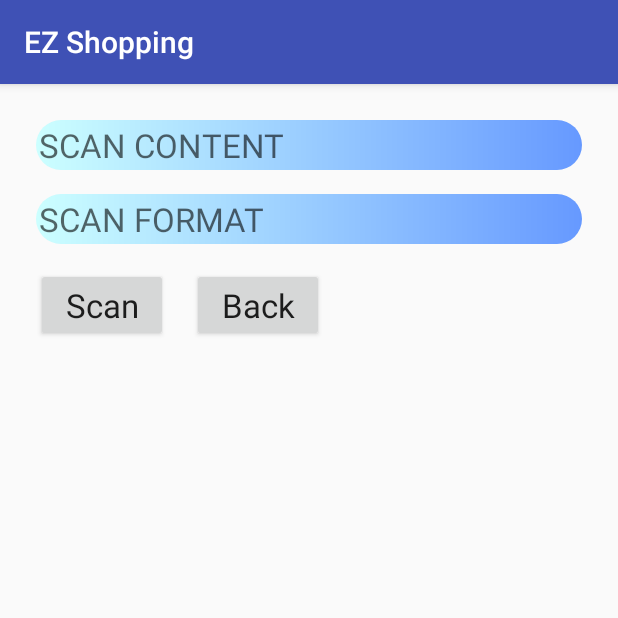
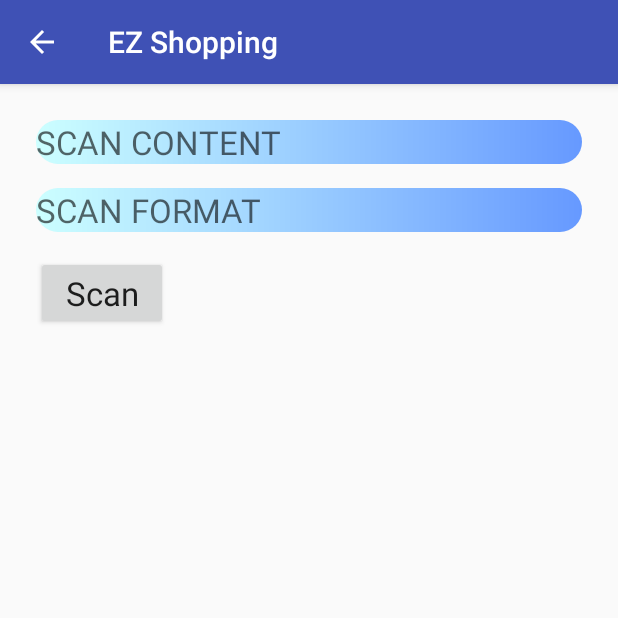
Before and after one commit to MOONYAN/EZShopping, an Android app: the ScanActivity screen opened directly, with no data from a screen before it, on a phone screen of 412 x 824 dp, the top half of it. Run offline under Robolectric (Android 15) with nearby library versions, the phone set to English and light mode, and no system bars; our stand-ins replace Firebase (no records; nobody signed in at launch, a user with empty details on screens opened directly); libraries missing offline, so code that uses them is left out: com.google.zxing.integration.

Commit message:
set parent activity

```diff
--- a/app/src/main/java/tw/edu/ntut/ezshopping/CartActivity.java
+++ b/app/src/main/java/tw/edu/ntut/ezshopping/CartActivity.java
@@ -2,6 +2,7 @@ package tw.edu.ntut.ezshopping;
 
 import android.content.Intent;
 import android.os.Bundle;
+import android.support.v7.app.ActionBar;
 import android.support.v7.app.AppCompatActivity;
 import android.support.v7.widget.LinearLayoutManager;
 import android.support.v7.widget.RecyclerView;
@@ -29,6 +30,9 @@ public class CartActivity extends AppCompatActivity
     {
         super.onCreate(savedInstanceState);
         setContentView(R.layout.activity_cart);
+
+        ActionBar actionBar = getSupportActionBar();
+        actionBar.setDisplayHomeAsUpEnabled(true);
 
         initializeCart();
         processViews();
--- a/app/src/main/java/tw/edu/ntut/ezshopping/CheckoutActivity.java
+++ b/app/src/main/java/tw/edu/ntut/ezshopping/CheckoutActivity.java
@@ -2,6 +2,7 @@ package tw.edu.ntut.ezshopping;
 
 import android.content.SharedPreferences;
 import android.os.Bundle;
+import android.support.v7.app.ActionBar;
 import android.support.v7.widget.LinearLayoutManager;
 import android.support.v7.widget.RecyclerView;
 import android.util.Log;
@@ -35,6 +36,9 @@ public class CheckoutActivity extends BaseActivity
     {
         super.onCreate(savedInstanceState);
         setContentView(R.layout.activity_checkout);
+
+        ActionBar actionBar = getSupportActionBar();
+        actionBar.setDisplayHomeAsUpEnabled(true);
 
         processViews();
         initializeField();
--- a/app/src/main/java/tw/edu/ntut/ezshopping/ItemActivity.java
+++ b/app/src/main/java/tw/edu/ntut/ezshopping/ItemActivity.java
@@ -2,6 +2,7 @@ package tw.edu.ntut.ezshopping;
 
 import android.content.Intent;
 import android.os.Bundle;
+import android.support.v7.app.ActionBar;
 import android.support.v7.app.AppCompatActivity;
 import android.util.Log;
 import android.view.View;
@@ -28,6 +29,9 @@ public class ItemActivity extends AppCompatActivity
     {
         super.onCreate(savedInstanceState);
         setContentView(R.layout.activity_item);
+
+        ActionBar actionBar = getSupportActionBar();
+        actionBar.setDisplayHomeAsUpEnabled(true);
 
         Log.d(TAG, "onCreate: ");
         processViews();
--- a/app/src/main/java/tw/edu/ntut/ezshopping/ModelField/FireFactory.java
+++ b/app/src/main/java/tw/edu/ntut/ezshopping/ModelField/FireFactory.java
@@ -89,7 +89,8 @@ public class FireFactory
         for (FireRecord fireRecord : fireRecordMap.values())
         {
             Record record = ParseFireRecord(fireRecord);
-            recordList.add(record);
+//            recordList.add(record);
+            recordList.add(0,record);
         }
         return recordList;
     }
--- a/app/src/main/java/tw/edu/ntut/ezshopping/ScanActivity.java
+++ b/app/src/main/java/tw/edu/ntut/ezshopping/ScanActivity.java
@@ -2,6 +2,7 @@ package tw.edu.ntut.ezshopping;
 
 import android.content.Intent;
 import android.os.Bundle;
+import android.support.v7.app.ActionBar;
 import android.util.Log;
 import android.view.View;
 import android.widget.TableLayout;
@@ -37,6 +38,9 @@ public class ScanActivity extends BaseActivity
     {
         super.onCreate(savedInstanceState);
         setContentView(R.layout.activity_scan);
+
+        ActionBar actionBar = getSupportActionBar();
+        actionBar.setDisplayHomeAsUpEnabled(true);
 
         processViews();
         processControllers();
@@ -109,11 +113,6 @@ public class ScanActivity extends BaseActivity
         }
     }
 
-    public void backOnClick(View view)
-    {
-        finish();
-    }
-
     private void updateUI()
     {
         hideProgressDialog();
--- a/app/src/main/res/drawable/retangle_drawable.xml
+++ b/app/src/main/res/drawable/retangle_drawable.xml
@@ -7,10 +7,4 @@
         android:startColor="#ccffff"
         android:type="linear"/>
 
-    <padding
-        android:bottom="2sp"
-        android:left="2sp"
-        android:right="2sp"
-        android:top="2sp"/>
-
 </shape>
--- a/app/src/main/res/layout/activity_account.xml
+++ b/app/src/main/res/layout/activity_account.xml
@@ -60,12 +60,6 @@
             android:layout_weight="1"
             android:text="Sign Out"/>
 
-        <Button
-            android:id="@+id/back_button"
-            android:layout_width="0dp"
-            android:layout_height="wrap_content"
-            android:layout_weight="1"
-            android:text="Back"/>
     </LinearLayout>
 
 
--- a/app/src/main/res/layout/activity_cart.xml
+++ b/app/src/main/res/layout/activity_cart.xml
@@ -27,7 +27,7 @@
             android:layout_width="0dp"
             android:layout_height="wrap_content"
             android:layout_margin="@dimen/default_margin"
-            android:layout_weight="2"
+            android:layout_weight="1"
             android:background="@drawable/retangle_drawable"
             android:text="Count"
             android:textAppearance="?android:attr/textAppearanceLarge"/>
@@ -36,7 +36,7 @@
             android:layout_width="0dp"
             android:layout_height="wrap_content"
             android:layout_margin="@dimen/default_margin"
-            android:layout_weight="2"
+            android:layout_weight="1"
             android:background="@drawable/retangle_drawable"
             android:text="Subtotal"
             android:textAppearance="?android:attr/textAppearanceLarge"/>
--- a/app/src/main/res/layout/activity_checkout.xml
+++ b/app/src/main/res/layout/activity_checkout.xml
@@ -30,7 +30,7 @@
             android:layout_width="0dp"
             android:layout_height="wrap_content"
             android:layout_margin="@dimen/default_margin"
-            android:layout_weight="2"
+            android:layout_weight="1"
             android:background="@drawable/retangle_drawable"
             android:text="Count"
             android:textAppearance="?android:attr/textAppearanceLarge"/>
@@ -39,7 +39,7 @@
             android:layout_width="0dp"
             android:layout_height="wrap_content"
             android:layout_margin="@dimen/default_margin"
-            android:layout_weight="2"
+            android:layout_weight="1"
             android:background="@drawable/retangle_drawable"
             android:text="Subtotal"
             android:textAppearance="?android:attr/textAppearanceLarge"/>
--- a/app/src/main/res/layout/activity_scan.xml
+++ b/app/src/main/res/layout/activity_scan.xml
@@ -16,8 +16,8 @@
         android:layout_width="match_parent"
         android:layout_height="wrap_content"
         android:layout_margin="@dimen/default_margin"
+        android:background="@drawable/retangle_drawable"
         android:hint="SCAN CONTENT"
-        android:background="@drawable/retangle_drawable"
         android:textAppearance="?android:attr/textAppearanceLarge"/>
 
     <TextView
@@ -25,8 +25,8 @@
         android:layout_width="match_parent"
         android:layout_height="wrap_content"
         android:layout_margin="@dimen/default_margin"
+        android:background="@drawable/retangle_drawable"
         android:hint="SCAN FORMAT"
-        android:background="@drawable/retangle_drawable"
         android:textAppearance="?android:attr/textAppearanceLarge"/>
 
     <LinearLayout
@@ -42,13 +42,6 @@
             android:text="Scan"
             android:textAppearance="?android:attr/textAppearanceLarge"/>
 
-        <Button
-            android:layout_width="wrap_content"
-            android:layout_height="wrap_content"
-            android:layout_margin="@dimen/default_margin"
-            android:onClick="backOnClick"
-            android:text="Back"
-            android:textAppearance="?android:attr/textAppearanceLarge"/>
     </LinearLayout>
 
     <ScrollView
@@ -77,8 +70,8 @@
                     android:layout_width="wrap_content"
                     android:layout_height="wrap_content"
                     android:layout_margin="@dimen/default_margin"
+                    android:background="@drawable/retangle_drawable"
                     android:hint="Name"
-                    android:background="@drawable/retangle_drawable"
                     android:textAppearance="?android:attr/textAppearanceLarge"/>
             </TableRow>
 
@@ -96,8 +89,8 @@
                     android:layout_width="wrap_content"
                     android:layout_height="wrap_content"
                     android:layout_margin="@dimen/default_margin"
+                    android:background="@drawable/retangle_drawable"
                     android:hint="UnitPrice"
-                    android:background="@drawable/retangle_drawable"
                     android:textAppearance="?android:attr/textAppearanceLarge"/>
             </TableRow>
 
@@ -115,8 +108,8 @@
                     android:layout_width="wrap_content"
                     android:layout_height="wrap_content"
                     android:layout_margin="@dimen/default_margin"
+                    android:background="@drawable/retangle_drawable"
                     android:hint="ImageURL"
-                    android:background="@drawable/retangle_drawable"
                     android:textAppearance="?android:attr/textAppearanceLarge"/>
             </TableRow>
 
```
Also changed, not shown: app/src/main/AndroidManifest.xml (+18 -7 lines), app/src/main/java/tw/edu/ntut/ezshopping/AccountActivity.java (+4 -8 lines), app/src/main/java/tw/edu/ntut/ezshopping/LogActivity.java (+14 -1 lines), app/src/main/java/tw/edu/ntut/ezshopping/MainActivity.java (+0 -30 lines).
